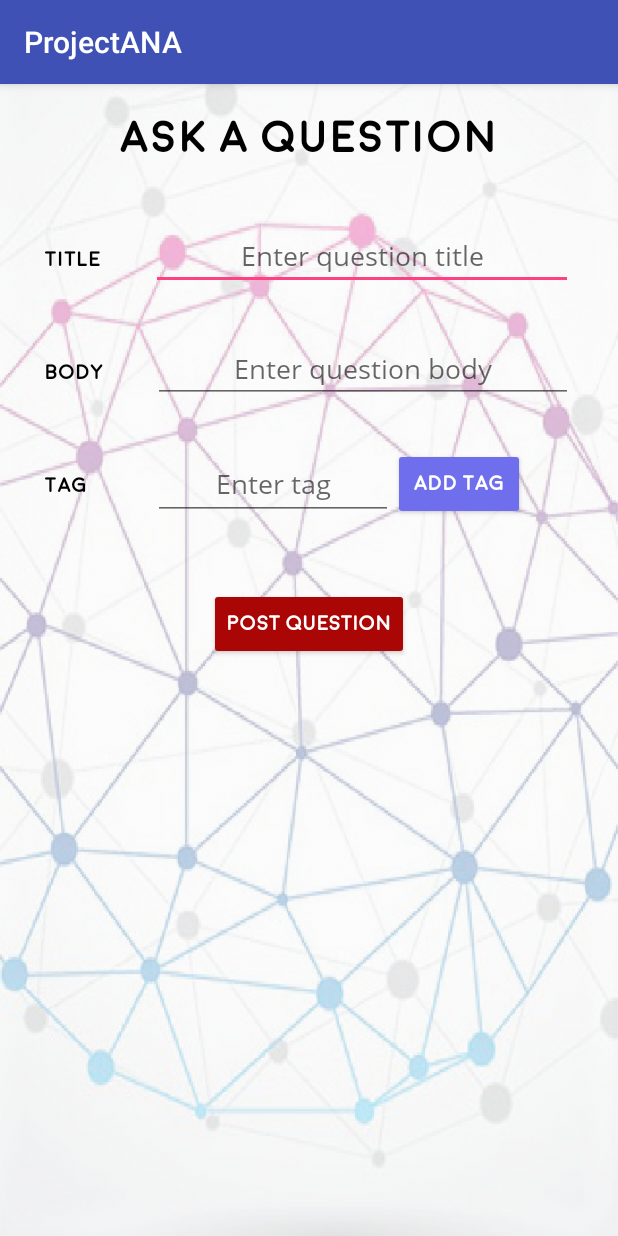
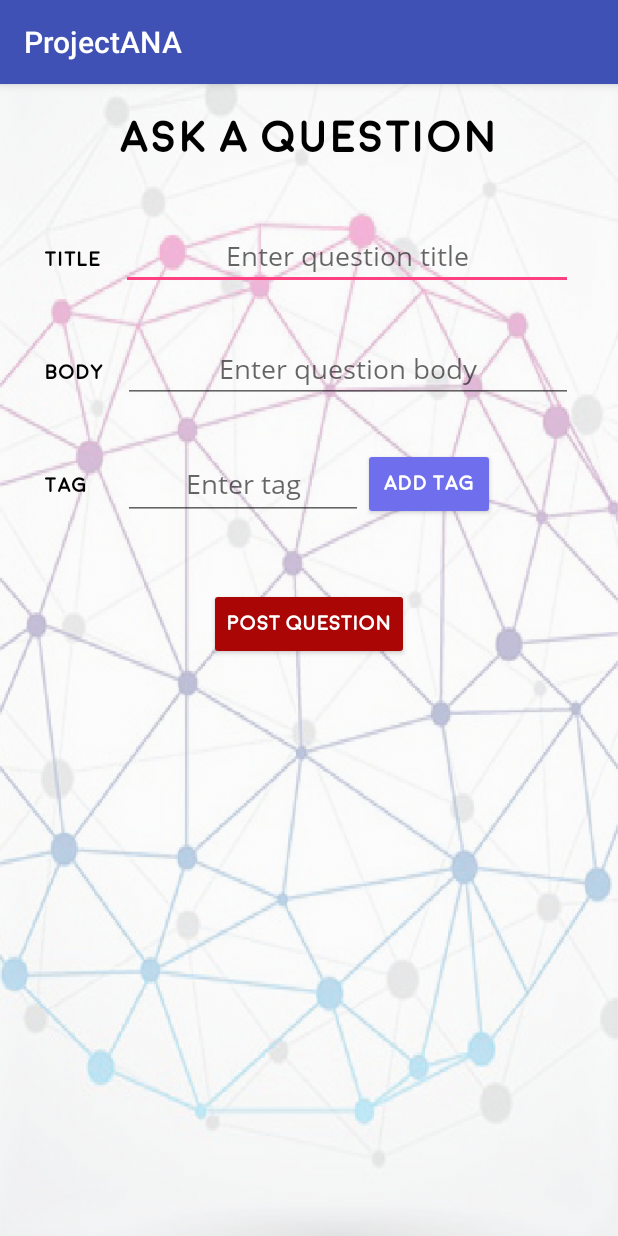
Before and after one commit to keshik6/ProjectANA, an Android app: the AskQuestionActivity screen opened directly, with no data from a screen before it, on a phone screen of 412 x 824 dp. Run offline under Robolectric (Android 15) with nearby library versions, the phone set to English and light mode, and no system bars; our stand-ins replace Firebase (no records; nobody signed in at launch, a user with empty details on screens opened directly).

```diff
--- a/app/src/main/res/layout/activity_ask_question.xml
+++ b/app/src/main/res/layout/activity_ask_question.xml
@@ -43,7 +43,7 @@
             android:layout_height="wrap_content"
             android:id="@+id/questionTitle"
             android:hint="Enter question title"
-            android:layout_marginLeft="30dp"
+            android:layout_marginLeft="10dp"
             android:textAlignment="center"
             android:fontFamily="@font/opensans_regular"/>
     </LinearLayout>
@@ -67,7 +67,7 @@
             android:id="@+id/questionBody"
             android:layout_width="match_parent"
             android:layout_height="wrap_content"
-            android:layout_marginLeft="30dp"
+            android:layout_marginLeft="10dp"
             android:fontFamily="@font/opensans_regular"
             android:hint="Enter question body"
             android:textAlignment="center" />
@@ -93,7 +93,7 @@
             android:layout_width="160dp"
             android:layout_height="match_parent"
             android:id="@+id/tag"
-            android:layout_marginLeft="44dp"
+            android:layout_marginLeft="24dp"
             android:hint="Enter tag"
             android:textAlignment="center"
             android:fontFamily="@font/opensans_regular"/>
```
